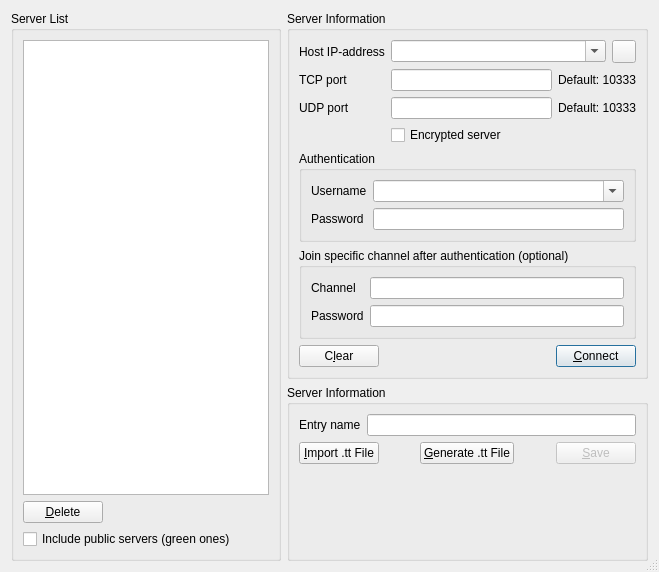
BearWare/TeamTalk5, file Client/qtTeamTalk/serverlist.ui: the form before one commit.
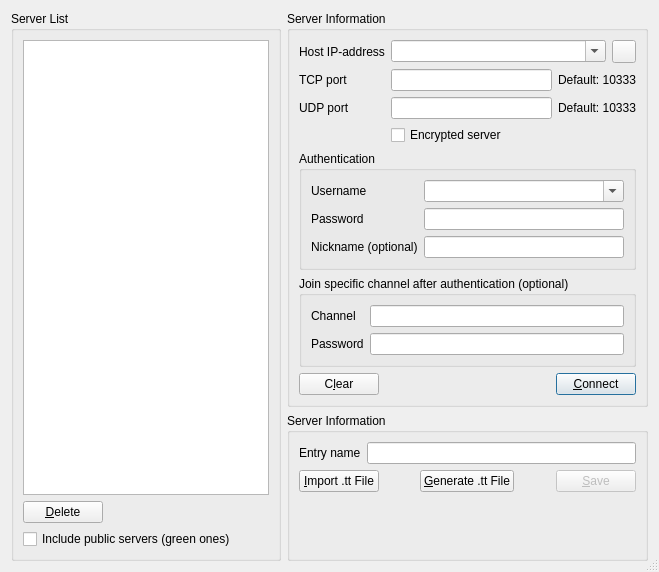
The form after the commit. Icons and pictures are not drawn.

Commit message:
QT - Ability to change nickname by server - #513 (#940)
* First try, not working

* Update settings.h

* Update for TT files generation

* F5 should change host or general nickname

* Server selection adjustment

* Fix compilation issues

* Update nickname in config file using F5

* Only update configuration when necessary

* Update change log

* Added sameHost() and sameHostEntry() to HostEntry-struct

* State 'nickname' as 'optional' in 'Authentication

Patch:
```diff
--- a/Client/qtTeamTalk/serverlist.ui
+++ b/Client/qtTeamTalk/serverlist.ui
@@ -207,6 +207,19 @@
              </property>
             </widget>
            </item>
+           <item row="2" column="0">
+            <widget class="QLabel" name="label_nick">
+             <property name="text">
+              <string>Nickname (optional)</string>
+             </property>
+             <property name="buddy">
+              <cstring>nicknameEdit</cstring>
+             </property>
+            </widget>
+           </item>
+           <item row="2" column="1">
+            <widget class="QLineEdit" name="nicknameEdit"/>
+           </item>
           </layout>
          </widget>
         </item>
```
The commit also changes 7 other files.
